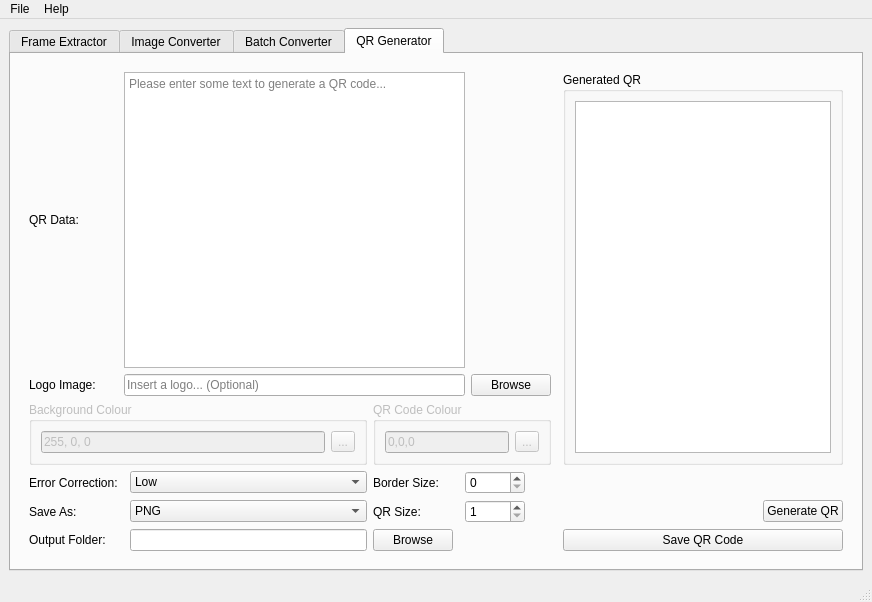
LyAhn/ImageNexus, file form.ui: the form before one commit.
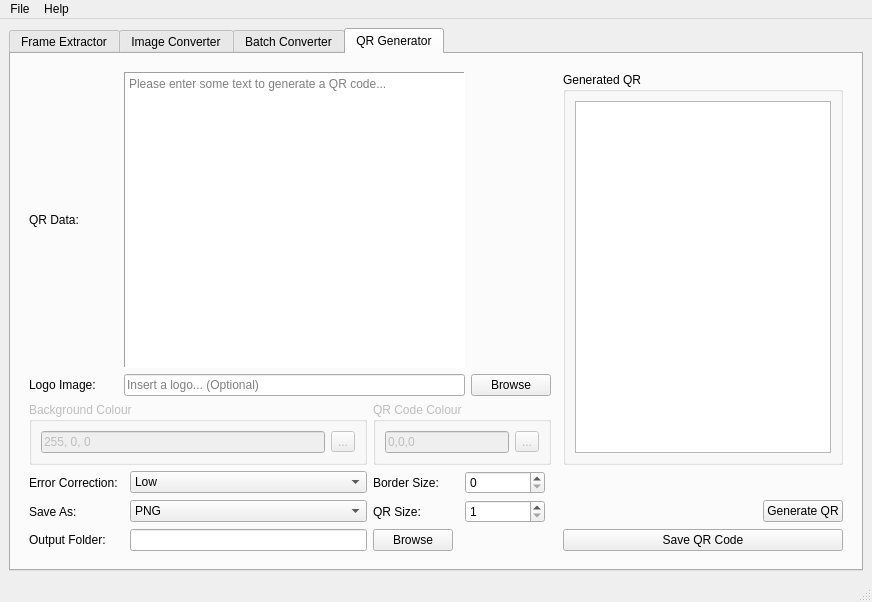
The form after the commit. The open tabs and pages were chosen to show the change. Icons and pictures are not drawn.

What changed in the file:
```diff
--- a/form.ui
+++ b/form.ui
@@ -425,7 +425,7 @@
              </property>
              <property name="maximumSize">
               <size>
-               <width>60</width>
+               <width>80</width>
                <height>16777215</height>
               </size>
              </property>
@@ -473,6 +473,12 @@
            </item>
            <item row="0" column="1" colspan="5">
             <widget class="QTextEdit" name="qrTextInput">
+             <property name="frameShape">
+              <enum>QFrame::Panel</enum>
+             </property>
+             <property name="frameShadow">
+              <enum>QFrame::Sunken</enum>
+             </property>
              <property name="placeholderText">
               <string>Please enter some text to generate a QR code...</string>
              </property>
@@ -547,7 +553,7 @@
              </property>
              <property name="maximumSize">
               <size>
-               <width>60</width>
+               <width>80</width>
                <height>16777215</height>
               </size>
              </property>
```
Left out of the diff: 6 changed lines with no effect on the pictures.
